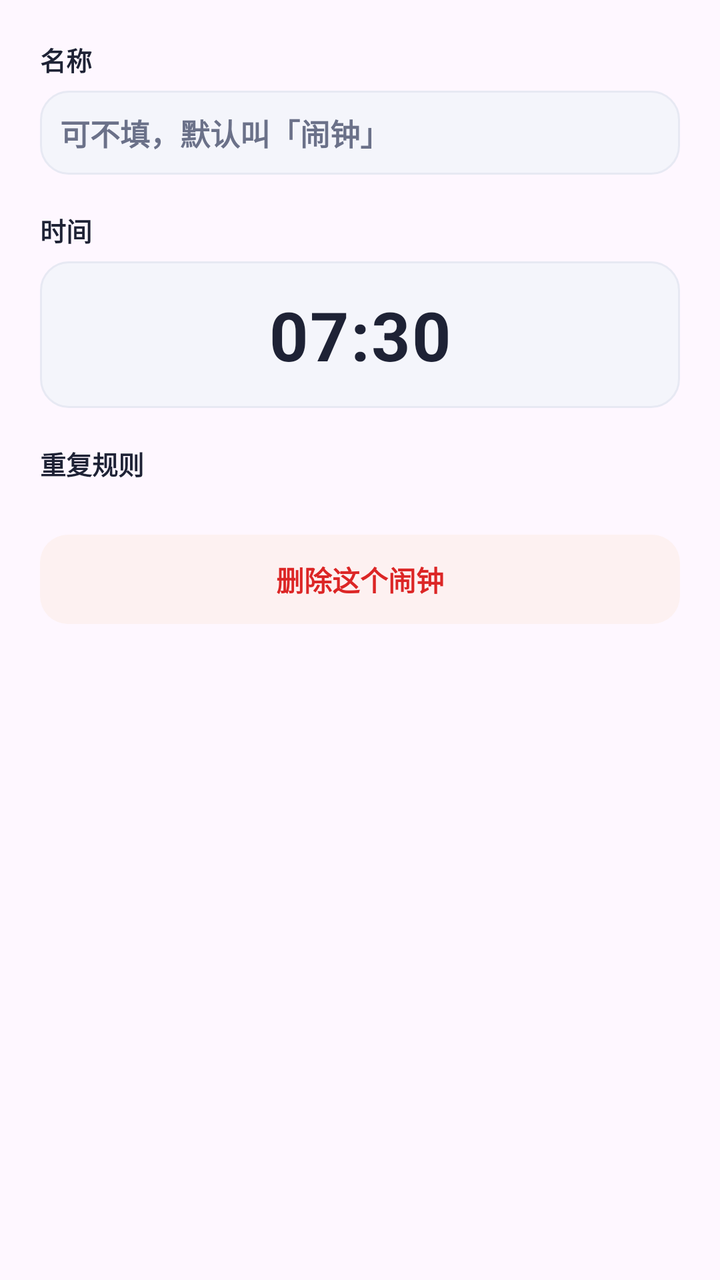
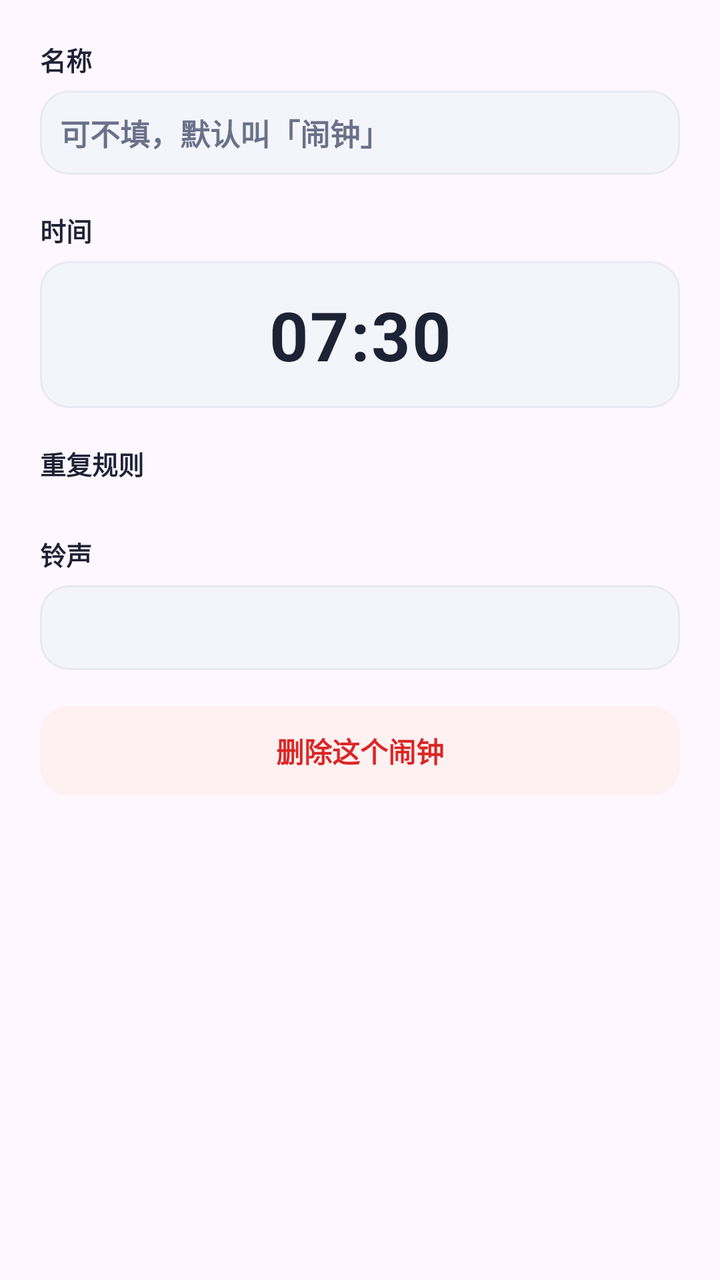

The first picture is an Android layout as it rendered before a commit; the second is the same layout after the commit. The layout source and the unified diff follow.
<!-- AndroidManifest.xml: application theme Theme.WeekdayAlarm -->
<!-- res/layout/dialog_alarm.xml -->
<?xml version="1.0" encoding="utf-8"?>
<ScrollView xmlns:android="http://schemas.android.com/apk/res/android"
    android:layout_width="match_parent"
    android:layout_height="wrap_content"
    android:fillViewport="true">

<LinearLayout
    android:layout_width="match_parent"
    android:layout_height="wrap_content"
    android:orientation="vertical"
    android:padding="20dp">

    <TextView
        style="@style/FieldLabel"
        android:layout_width="wrap_content"
        android:layout_height="wrap_content"
        android:text="名称" />

    <EditText
        android:id="@+id/et_alarm_label"
        android:layout_width="match_parent"
        android:layout_height="wrap_content"
        android:layout_marginTop="6dp"
        android:background="@drawable/bg_time_outline"
        android:importantForAutofill="no"
        android:inputType="text"
        android:maxLength="12"
        android:maxLines="1"
        android:padding="10dp"
        android:hint="可不填，默认叫「闹钟」"
        android:textColorHint="@color/sub"
        android:textColor="@color/ink"
        android:textSize="15sp"
        android:textStyle="bold" />

    <TextView
        style="@style/FieldLabel"
        android:layout_width="wrap_content"
        android:layout_height="wrap_content"
        android:layout_marginTop="18dp"
        android:text="时间" />

    
    <TextView
        android:id="@+id/tv_alarm_pick_time"
        android:layout_width="match_parent"
        android:layout_height="wrap_content"
        android:layout_marginTop="6dp"
        android:background="@drawable/bg_time_outline"
        android:clickable="true"
        android:focusable="true"
        android:gravity="center"
        android:letterSpacing="0.02"
        android:padding="14dp"
        android:text="07:30"
        android:textColor="@color/ink"
        android:textSize="34sp"
        android:textStyle="bold" />

    <TextView
        style="@style/FieldLabel"
        android:layout_width="wrap_content"
        android:layout_height="wrap_content"
        android:layout_marginTop="18dp"
        android:text="重复规则" />

    
    <LinearLayout
        android:id="@+id/ll_alarm_modes"
        android:layout_width="match_parent"
        android:layout_height="wrap_content"
        android:layout_marginTop="8dp"
        android:orientation="vertical" />

    
    <LinearLayout
        android:id="@+id/row_once_date"
        android:layout_width="match_parent"
        android:layout_height="wrap_content"
        android:layout_marginTop="10dp"
        android:background="@drawable/bg_time_outline"
        android:clickable="true"
        android:focusable="true"
        android:orientation="vertical"
        android:padding="11dp"
        android:visibility="gone">

        <TextView
            style="@style/FieldLabel"
            android:layout_width="wrap_content"
            android:layout_height="wrap_content"
            android:text="哪一天" />

        <TextView
            android:id="@+id/tv_once_date"
            android:layout_width="match_parent"
            android:layout_height="wrap_content"
            android:layout_marginTop="3dp"
            android:textColor="@color/indigo"
            android:textSize="16sp"
            android:textStyle="bold" />
    </LinearLayout>

    <TextView
        android:id="@+id/btn_alarm_delete"
        android:layout_width="match_parent"
        android:layout_height="wrap_content"
        android:layout_marginTop="18dp"
        android:background="@drawable/bg_danger_soft"
        android:clickable="true"
        android:focusable="true"
        android:gravity="center"
        android:padding="12dp"
        android:text="删除这个闹钟"
        android:textColor="@color/danger"
        android:textSize="14sp"
        android:textStyle="bold" />
</LinearLayout>

</ScrollView>
<!-- resources referenced by this layout -->
<resources>
  <color name="danger">#DC2626</color>
  <color name="indigo">#4F46E5</color>
  <color name="ink">#1E2235</color>
  <color name="sub">#6B7189</color>
  <!-- drawable bg_danger_soft (drawable) -->
  <?xml version="1.0" encoding="utf-8"?>
  <shape xmlns:android="http://schemas.android.com/apk/res/android"
      android:shape="rectangle">
      <solid android:color="@color/danger_soft" />
      <corners android:radius="@dimen/radius_row" />
  </shape>
  <!-- drawable bg_time_outline (drawable) -->
  <?xml version="1.0" encoding="utf-8"?>
  <ripple xmlns:android="http://schemas.android.com/apk/res/android"
      android:color="#1F4F46E5">
      <item>
          <shape android:shape="rectangle">
              <solid android:color="@color/bg" />
              <corners android:radius="@dimen/radius_row" />
              <stroke android:width="1dp" android:color="@color/line" />
          </shape>
      </item>
  </ripple>
  <style name="FieldLabel">
          <item name="android:textColor">@color/ink</item>
          <item name="android:textSize">13sp</item>
          <item name="android:textStyle">bold</item>
      </style>
  <style name="Theme.WeekdayAlarm" parent="Theme.Material3.DayNight.NoActionBar">
          <item name="colorPrimary">@color/indigo</item>
          <item name="colorPrimaryVariant">@color/indigo_dark</item>
          <item name="colorOnPrimary">@color/white</item>
          <item name="android:statusBarColor">@color/bg</item>
          <item name="android:windowLightStatusBar">true</item>
      </style>
  <color name="danger_soft">#FDF1F1</color>
  <dimen name="radius_row">14dp</dimen>
  <color name="bg">#F4F5FB</color>
  <color name="line">#E7E9F3</color>
  <color name="indigo_dark">#4338CA</color>
  <color name="white">#FFFFFFFF</color>
</resources>

<!-- the commit's change to res/layout/dialog_alarm.xml (unified diff, before → after) -->
@@ -101,6 +101,29 @@
             android:textStyle="bold" />
     </LinearLayout>
 
+    
+    <TextView
+        style="@style/FieldLabel"
+        android:layout_width="wrap_content"
+        android:layout_height="wrap_content"
+        android:layout_marginTop="18dp"
+        android:text="铃声" />
+
+    <TextView
+        android:id="@+id/tv_alarm_ringtone"
+        android:layout_width="match_parent"
+        android:layout_height="wrap_content"
+        android:layout_marginTop="6dp"
+        android:background="@drawable/bg_time_outline"
+        android:clickable="true"
+        android:ellipsize="end"
+        android:focusable="true"
+        android:maxLines="2"
+        android:padding="11dp"
+        android:textColor="@color/ink"
+        android:textSize="15sp"
+        android:textStyle="bold" />
+
     <TextView
         android:id="@+id/btn_alarm_delete"
         android:layout_width="match_parent"
